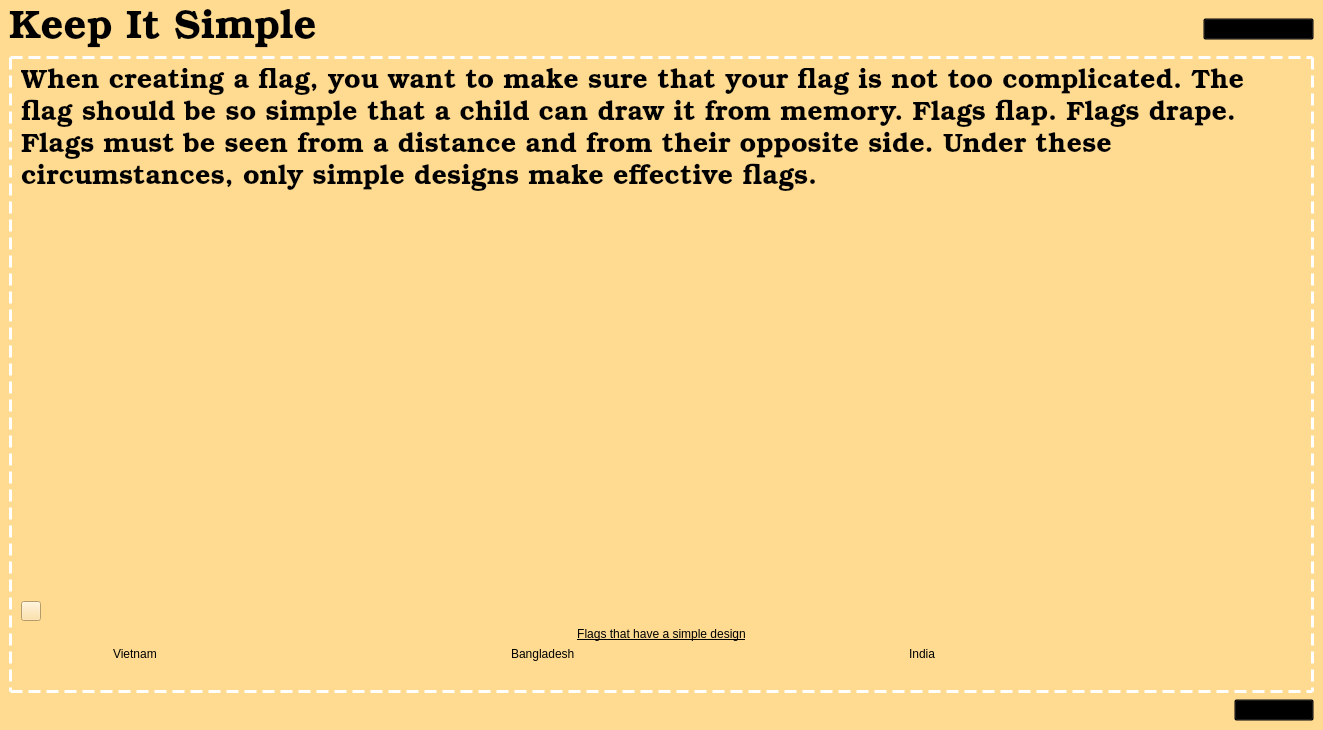
This is keepsimplelesson.ui in zxjorge/EDApp as Qt 5 draws it before an edit. The edited form follows.
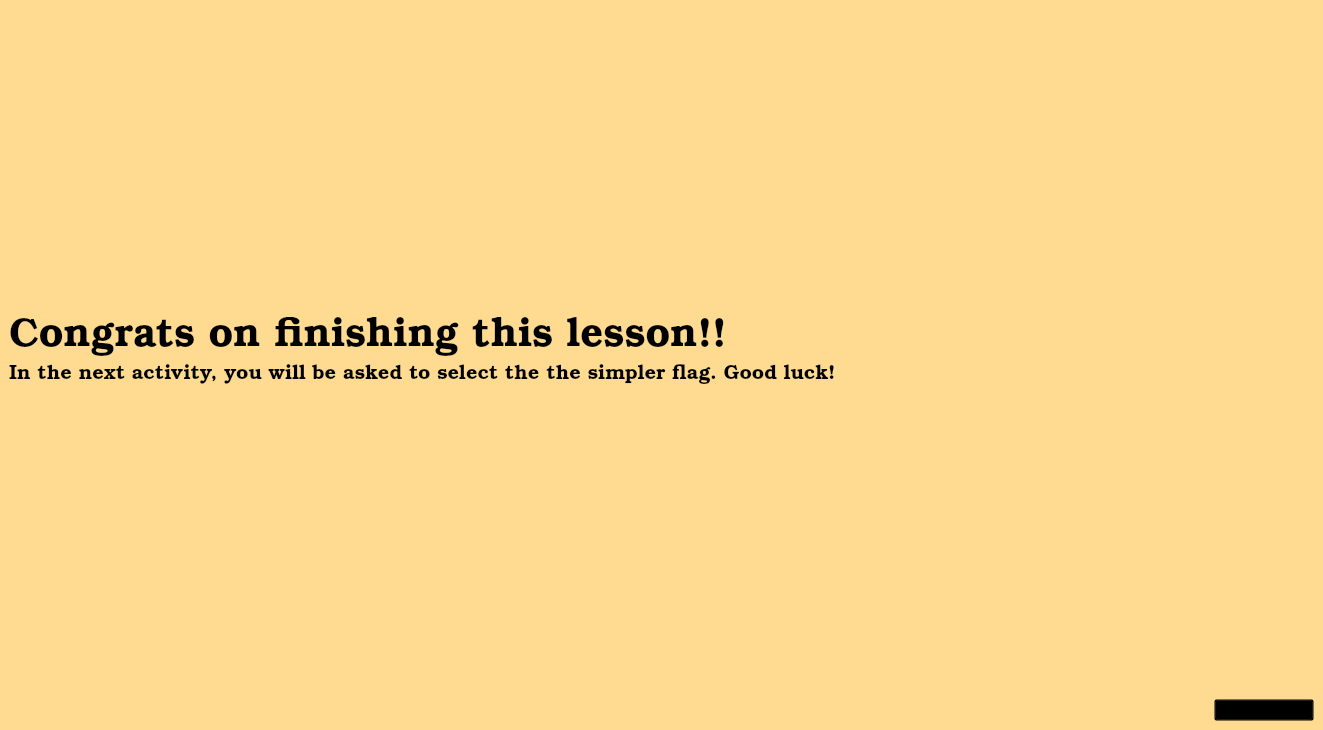
This is the edited form. The open tabs and pages were chosen to show the change. Icons and pictures are not drawn.

Commit message: Added pages to tell user lesson is completed and quiz is about to start

```diff
--- a/keepsimplelesson.ui
+++ b/keepsimplelesson.ui
@@ -982,6 +982,86 @@
     </item>
    </layout>
   </widget>
+  <widget class="QWidget" name="page_4">
+   <property name="styleSheet">
+    <string notr="true">background-color: rgb(255, 219, 146);</string>
+   </property>
+   <layout class="QVBoxLayout" name="verticalLayout_7">
+    <item>
+     <spacer name="verticalSpacer_3">
+      <property name="orientation">
+       <enum>Qt::Vertical</enum>
+      </property>
+      <property name="sizeHint" stdset="0">
+       <size>
+        <width>20</width>
+        <height>293</height>
+       </size>
+      </property>
+     </spacer>
+    </item>
+    <item>
+     <widget class="QLabel" name="label">
+      <property name="font">
+       <font>
+        <family>Bookman Old Style</family>
+        <pointsize>30</pointsize>
+       </font>
+      </property>
+      <property name="text">
+       <string>Congrats on finishing this lesson!!</string>
+      </property>
+     </widget>
+    </item>
+    <item>
+     <widget class="QLabel" name="label_2">
+      <property name="font">
+       <font>
+        <family>Bookman Old Style</family>
+        <pointsize>15</pointsize>
+       </font>
+      </property>
+      <property name="text">
+       <string>In the next activity, you will be asked to select the the simpler flag. Good luck!</string>
+      </property>
+     </widget>
+    </item>
+    <item>
+     <spacer name="verticalSpacer_4">
+      <property name="orientation">
+       <enum>Qt::Vertical</enum>
+      </property>
+      <property name="sizeHint" stdset="0">
+       <size>
+        <width>20</width>
+        <height>293</height>
+       </size>
+      </property>
+     </spacer>
+    </item>
+    <item>
+     <widget class="QPushButton" name="nextButton_4">
+      <property name="maximumSize">
+       <size>
+        <width>100</width>
+        <height>16777215</height>
+       </size>
+      </property>
+      <property name="layoutDirection">
+       <enum>Qt::RightToLeft</enum>
+      </property>
+      <property name="styleSheet">
+       <string notr="true">text-decoration: underline; 
+font: 9pt &quot;Arial Narrow&quot;;
+background-color: transparent;</string>
+      </property>
+      <property name="text">
+       <string>Next</string>
+      </property>
+     </widget>
+    </item>
+   </layout>
+  </widget>
  </widget>
  <resources>
   <include location="Resources.qrc"/>
```
The commit also changes 6 other files.
